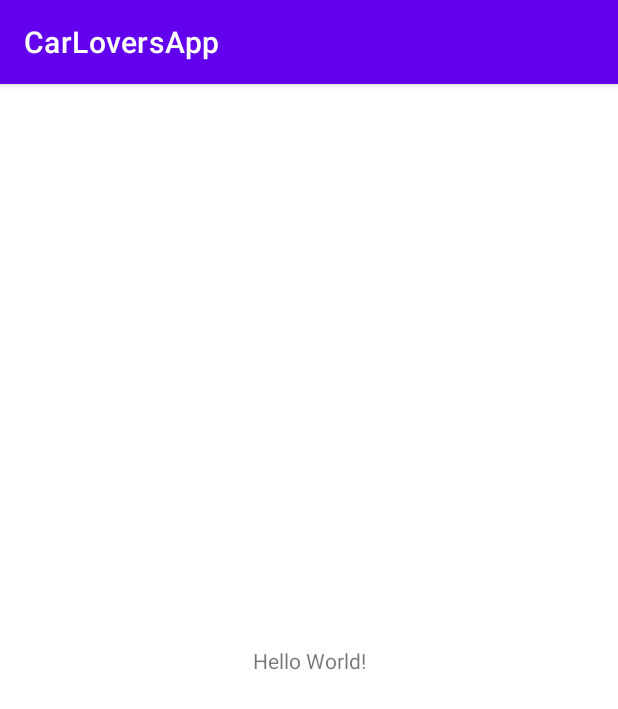
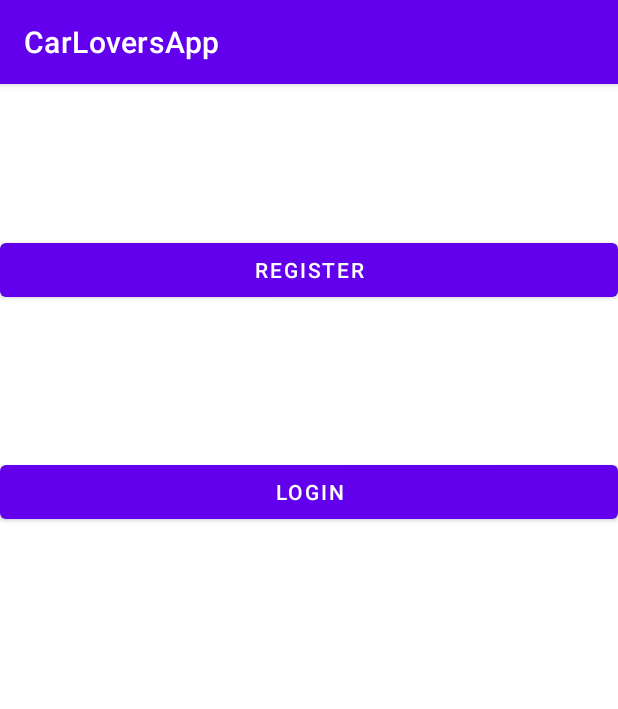
Before and after one commit to StefanPopa02/CarLovers, an Android app: the screen it shows after launch (MainActivity), on a phone screen of 412 x 824 dp. Shown: the top 709 px of the screen. Run offline under Robolectric (Android 15) with nearby library versions, the phone set to English and light mode, and no system bars.

Commit message:
Firebase connection and Register Test

```diff
--- a/app/build.gradle
+++ b/app/build.gradle
@@ -1,5 +1,6 @@
 plugins {
     id 'com.android.application'
+    id 'com.google.gms.google-services'
 }
 
 android {
@@ -33,6 +34,7 @@ dependencies {
     implementation 'androidx.appcompat:appcompat:1.2.0'
     implementation 'com.google.android.material:material:1.3.0'
     implementation 'androidx.constraintlayout:constraintlayout:2.0.4'
+    implementation 'com.google.firebase:firebase-auth:19.2.0'
     testImplementation 'junit:junit:4.+'
     androidTestImplementation 'androidx.test.ext:junit:1.1.2'
     androidTestImplementation 'androidx.test.espresso:espresso-core:3.3.0'
--- a/app/src/main/AndroidManifest.xml
+++ b/app/src/main/AndroidManifest.xml
@@ -9,7 +9,9 @@
         android:roundIcon="@mipmap/ic_launcher_round"
         android:supportsRtl="true"
         android:theme="@style/Theme.CarLoversApp">
-        <activity android:name=".MainActivity">
+        <activity android:name=".activities.LoginActivity"></activity>
+        <activity android:name=".activities.RegisterActivity" />
+        <activity android:name=".activities.MainActivity">
             <intent-filter>
                 <action android:name="android.intent.action.MAIN" />
 
--- /dev/null
+++ b/app/src/main/java/com/stefanpopa/carloversapp/activities/MainActivity.java
@@ -0,0 +1,39 @@
+package com.stefanpopa.carloversapp.activities;
+
+import androidx.appcompat.app.AppCompatActivity;
+
+import android.content.Intent;
+import android.os.Bundle;
+import android.view.View;
+import android.widget.Button;
+
+import com.stefanpopa.carloversapp.R;
+
+public class MainActivity extends AppCompatActivity {
+    private Button registerBtn;
+    private Button loginBtn;
+
+    @Override
+    protected void onCreate(Bundle savedInstanceState) {
+        super.onCreate(savedInstanceState);
+        setContentView(R.layout.activity_main);
+        registerBtn = findViewById(R.id.registerBtn);
+        loginBtn = findViewById(R.id.loginBtn);
+
+        registerBtn.setOnClickListener(new View.OnClickListener() {
+            @Override
+            public void onClick(View v) {
+                startActivity(new Intent(MainActivity.this, RegisterActivity.class));
+                finish();
+            }
+        });
+
+        loginBtn.setOnClickListener(new View.OnClickListener() {
+            @Override
+            public void onClick(View v) {
+                startActivity(new Intent(MainActivity.this, LoginActivity.class));
+                finish();
+            }
+        });
+    }
+}
--- a/app/src/main/res/layout/activity_main.xml
+++ b/app/src/main/res/layout/activity_main.xml
@@ -1,18 +1,23 @@
 <?xml version="1.0" encoding="utf-8"?>
-<androidx.constraintlayout.widget.ConstraintLayout xmlns:android="http://schemas.android.com/apk/res/android"
-    xmlns:app="http://schemas.android.com/apk/res-auto"
+<RelativeLayout xmlns:android="http://schemas.android.com/apk/res/android"
     xmlns:tools="http://schemas.android.com/tools"
     android:layout_width="match_parent"
     android:layout_height="match_parent"
-    tools:context=".MainActivity">
+    tools:context=".activities.MainActivity">
 
-    <TextView
-        android:layout_width="wrap_content"
+    <Button
+    android:layout_width="match_parent"
+    android:layout_height="wrap_content"
+    android:id="@+id/registerBtn"
+    android:text="@string/register"
+    android:layout_marginTop="100dp"/>
+
+    <Button
+        android:layout_width="match_parent"
         android:layout_height="wrap_content"
-        android:text="Hello World!"
-        app:layout_constraintBottom_toBottomOf="parent"
-        app:layout_constraintLeft_toLeftOf="parent"
-        app:layout_constraintRight_toRightOf="parent"
-        app:layout_constraintTop_toTopOf="parent" />
+        android:id="@+id/loginBtn"
+        android:text="@string/login"
+        android:layout_below="@+id/registerBtn"
+        android:layout_marginTop="100dp"/>
 
-</androidx.constraintlayout.widget.ConstraintLayout>
+</RelativeLayout>
--- a/app/src/main/res/values/strings.xml
+++ b/app/src/main/res/values/strings.xml
@@ -1,3 +1,7 @@
 <resources>
     <string name="app_name">CarLoversApp</string>
+    <string name="register">register</string>
+    <string name="login">login</string>
+    <string name="emailHint">email</string>
+    <string name="password">password</string>
 </resources>
--- a/build.gradle
+++ b/build.gradle
@@ -6,6 +6,7 @@ buildscript {
     }
     dependencies {
         classpath "com.android.tools.build:gradle:4.1.1"
+        classpath 'com.google.gms:google-services:4.3.3'
 
         // NOTE: Do not place your application dependencies here; they belong
         // in the individual module build.gradle files
```
Also changed, not shown: app/src/main/java/com/stefanpopa/carloversapp/activities/LoginActivity.java (renamed from app/src/main/java/com/stefanpopa/carloversapp/MainActivity.java, +7 -3 lines), app/src/main/java/com/stefanpopa/carloversapp/activities/RegisterActivity.java (added, +64 -0 lines), app/src/main/res/layout/activity_login.xml (added, +9 -0 lines), app/src/main/res/layout/activity_register.xml (added, +32 -0 lines), 1 other file.
